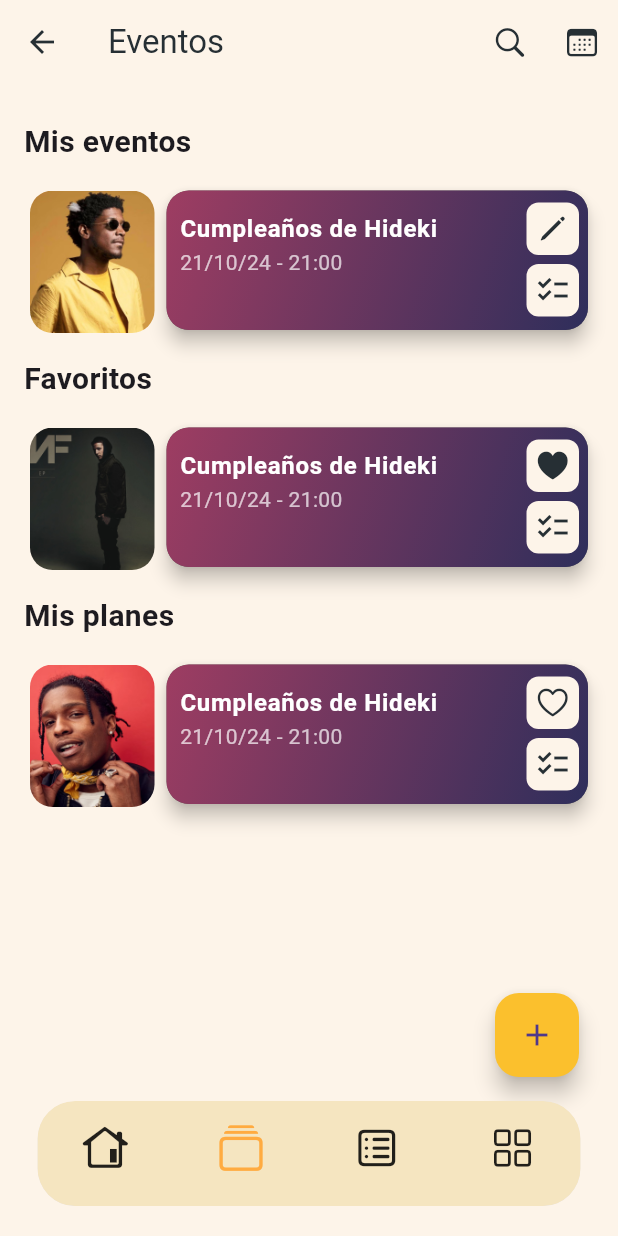
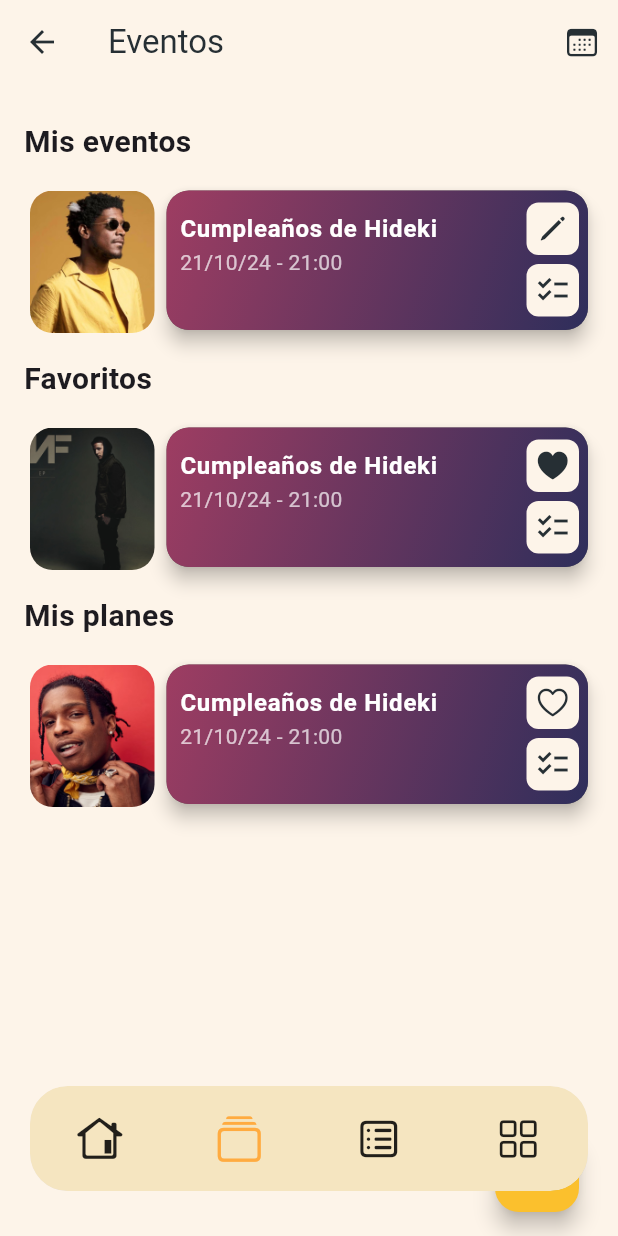
Before and after one commit to Hiidekii/Proyecto_PrograMovil_G3, a Flutter app: the Wrapper screen opened by its route, item 2 of the bottom bar chosen, on a phone screen of 412 x 824 dp. Run offline on Flutter 3.47's test engine with Material 3 defaults, Android fonts, the phone set to English and light mode, and no system bars; our stand-ins replace get, get_storage, google_maps_flutter, table_calendar; accounts and stored records are empty; network calls fail.

Commit message:
maps en ios y custom BottomBar

```diff
--- a/lib/components/bottom_bar.dart
+++ b/lib/components/bottom_bar.dart
@@ -11,66 +11,73 @@ class BottomBar extends StatelessWidget {
   @override
   Widget build(BuildContext context) {
     return Padding(
-      padding: const EdgeInsets.only(left: 25, right: 25, bottom: 20),
+      padding: const EdgeInsets.only(left: 20, right: 20, bottom: 30),
       child: ClipRRect(
-        borderRadius:
-            BorderRadius.circular(25), // Recorta el contenido al borde circular
+        borderRadius: BorderRadius.circular(25),
         child: Container(
           height: 70,
           decoration: BoxDecoration(
-            color: AppColors.softYellow, // Cambiado a softYellow
+            color: AppColors.softYellow,
             borderRadius: BorderRadius.circular(25),
             boxShadow: [
               BoxShadow(
                 color: Colors.black.withOpacity(0.1),
                 blurRadius: 10,
-                offset: Offset(0, 5),
+                offset: const Offset(0, 5),
               ),
             ],
           ),
-          child: BottomNavigationBar(
-            currentIndex: currentIndex,
-            onTap: onTabTapped,
-            backgroundColor: Colors.transparent,
-            type: BottomNavigationBarType.fixed,
-            elevation: 0,
-            items: [
-              BottomNavigationBarItem(
-                icon: Icon(CupertinoIcons.house_alt,
-                    size: 32, color: Colors.black87),
-                activeIcon: Icon(CupertinoIcons.house_alt,
-                    size: 32, color: Colors.orangeAccent),
-                label: '',
+          child: Row(
+            mainAxisAlignment: MainAxisAlignment.spaceAround,
+            children: [
+              _buildTabItem(
+                icon: CupertinoIcons.house_alt,
+                isActive: currentIndex == 0,
+                index: 0,
+                onTap: onTabTapped,
               ),
-              BottomNavigationBarItem(
-                icon: Icon(CupertinoIcons.collections,
-                    size: 32, color: Colors.black87),
-                activeIcon: Icon(CupertinoIcons.collections,
-                    size: 32, color: Colors.orangeAccent),
-                label: '',
+              _buildTabItem(
+                icon: CupertinoIcons.collections,
+                isActive: currentIndex == 1,
+                index: 1,
+                onTap: onTabTapped,
               ),
-              BottomNavigationBarItem(
-                icon: Icon(CupertinoIcons.square_list,
-                    size: 32, color: Colors.black87),
-                activeIcon: Icon(CupertinoIcons.square_list,
-                    size: 32, color: Colors.orangeAccent),
-                label: '',
+              _buildTabItem(
+                icon: CupertinoIcons.square_list,
+                isActive: currentIndex == 2,
+                index: 2,
+                onTap: onTabTapped,
               ),
-              BottomNavigationBarItem(
-                icon: Icon(CupertinoIcons.square_grid_2x2,
-                    size: 32, color: Colors.black87),
-                activeIcon: Icon(CupertinoIcons.square_grid_2x2,
-                    size: 32, color: Colors.orangeAccent),
-                label: '',
+              _buildTabItem(
+                icon: CupertinoIcons.square_grid_2x2,
+                isActive: currentIndex == 3,
+                index: 3,
+                onTap: onTabTapped,
               ),
             ],
-            selectedItemColor: Colors.orangeAccent,
-            unselectedItemColor: Colors.black87,
-            showSelectedLabels: false,
-            showUnselectedLabels: false,
           ),
         ),
       ),
     );
   }
+
+  Widget _buildTabItem({
+    required IconData icon,
+    required bool isActive,
+    required int index,
+    required Function(int) onTap,
+  }) {
+    return GestureDetector(
+      onTap: () => onTap(index),
+      child: Container(
+        width: 50,
+        height: 50,
+        child: Icon(
+          icon,
+          size: 32,
+          color: isActive ? Colors.orangeAccent : Colors.black87,
+        ),
+      ),
+    );
+  }
 }
--- a/lib/pages/home/home_view/home_page.dart
+++ b/lib/pages/home/home_view/home_page.dart
@@ -1,11 +1,9 @@
 import 'package:flutter/material.dart';
 import 'package:provider/provider.dart';
 import 'package:proyecto_programovil_g3/configs/colors.dart';
-import 'package:proyecto_programovil_g3/pages/home/calendar_view/componets/calendar_view_event_card.dart';
 import 'package:proyecto_programovil_g3/pages/home/home_view/components/home_page_all_events.dart';
 import 'package:proyecto_programovil_g3/pages/home/home_view/components/home_page_favorite_events%20.dart';
 import 'package:proyecto_programovil_g3/pages/home/home_view/components/home_page_public_events%20.dart';
-import 'package:proyecto_programovil_g3/pages/home/home_view/components/home_view_app_bar.dart';
 import 'package:proyecto_programovil_g3/pages/home/home_view/home_view_model.dart';
 
 class HomeTab extends StatelessWidget {
--- a/lib/pages/home/home_view/home_view_model.dart
+++ b/lib/pages/home/home_view/home_view_model.dart
@@ -8,52 +8,52 @@ class HomeViewModel extends ChangeNotifier {
     CalendarEvent(
       1,
       'Reunión de Proyectos',
-      DateTime(2024, 10, 5, 9, 0),
+      DateTime(2024, 11, 5, 9, 0),
       'Lima',
       AppColors.yellow, // Asigna el color correspondiente
     ),
     CalendarEvent(
       2,
       'Cumpleaños de Hideki',
-      DateTime(2024, 10, 5, 14, 0),
+      DateTime(2024, 11, 5, 14, 0),
       'Surco',
       AppColors.red,
     ),
     CalendarEvent(
       3,
       'Chocolatada Anual',
-      DateTime(2024, 10, 5, 18, 0),
+      DateTime(2024, 11, 5, 18, 0),
       'Barranco',
       AppColors.pink,
     ),
     CalendarEvent(
       4,
       'Conferencia de Innovación',
-      DateTime(2024, 10, 5, 10, 30),
+      DateTime(2024, 11, 5, 10, 30),
       'Miraflores',
       AppColors.blue,
     ),
     CalendarEvent(
       5,
       'Taller de Desarrollo',
-      DateTime(2024, 10, 5, 11, 0),
+      DateTime(2024, 11, 5, 11, 0),
       'San Isidro',
       AppColors.yellow,
     ),
     CalendarEvent(
       6,
       'Hackathon de Swift',
-      DateTime(2024, 10, 6, 13, 30),
+      DateTime(2024, 11, 6, 13, 30),
       'San Borja',
       AppColors.red,
     ),
-    CalendarEvent(7, 'Networking con Startups', DateTime(2024, 10, 6, 16, 0),
+    CalendarEvent(7, 'Networking con Startups', DateTime(2024, 11, 6, 16, 0),
         'Surquillo', AppColors.pink,
         isFavorite: true),
     CalendarEvent(
       8,
       'Seminario de IA',
-      DateTime(2024, 10, 6, 9, 30),
+      DateTime(2024, 11, 6, 9, 30),
       'Pueblo Libre',
       AppColors.blue,
       isFavorite: true,
@@ -62,7 +62,7 @@ class HomeViewModel extends ChangeNotifier {
     CalendarEvent(
       9,
       'Lanzamiento de Producto',
-      DateTime(2024, 10, 6, 10, 0),
+      DateTime(2024, 12, 6, 10, 0),
       'La Molina',
       AppColors.yellow,
       isPublic: true,
@@ -73,7 +73,7 @@ class HomeViewModel extends ChangeNotifier {
     CalendarEvent(
       11,
       'Cena de Gala',
-      DateTime(2024, 10, 7, 18, 0),
+      DateTime(2024, 12, 7, 18, 0),
       'San Miguel',
       AppColors.pink,
       isPublic: true,
@@ -81,7 +81,7 @@ class HomeViewModel extends ChangeNotifier {
     CalendarEvent(
       12,
       'Fiesta de Cierre',
-      DateTime(2024, 10, 7, 21, 0),
+      DateTime(2025, 1, 7, 21, 0),
       'Callao',
       AppColors.blue,
       isFavorite: true,
--- a/lib/pages/wrapper/wrapper.dart
+++ b/lib/pages/wrapper/wrapper.dart
@@ -49,7 +49,7 @@ class _WrapperState extends State<Wrapper> {
         appBar: AppBar(
           title: Text(_titles[_currentIndex]),
           actions: [
-          IconButton(icon: Icon(CupertinoIcons.search), onPressed: () {}),
+            // IconButton(icon: Icon(CupertinoIcons.search), onPressed: () {}),
             IconButton(
               icon: const Icon(
                 CupertinoIcons.calendar,
@@ -67,11 +67,19 @@ class _WrapperState extends State<Wrapper> {
             ),
           ],
         ),
-      body: _children[_currentIndex],
-      bottomNavigationBar: BottomBar(
+        body: Stack(children: [
+          _children[_currentIndex],
+          Column(
+            mainAxisAlignment: MainAxisAlignment.end,
+            children: [
+              BottomBar(
                 currentIndex: _currentIndex,
                 onTabTapped: onTabTapped,
-      ),
+              )
+            ],
+          )
+        ])
+        // bottomNavigationBar: ,
         );
   }
 }
```
Also changed, not shown: 10 other files. Lines whose indentation alone changed are shown as unchanged.
